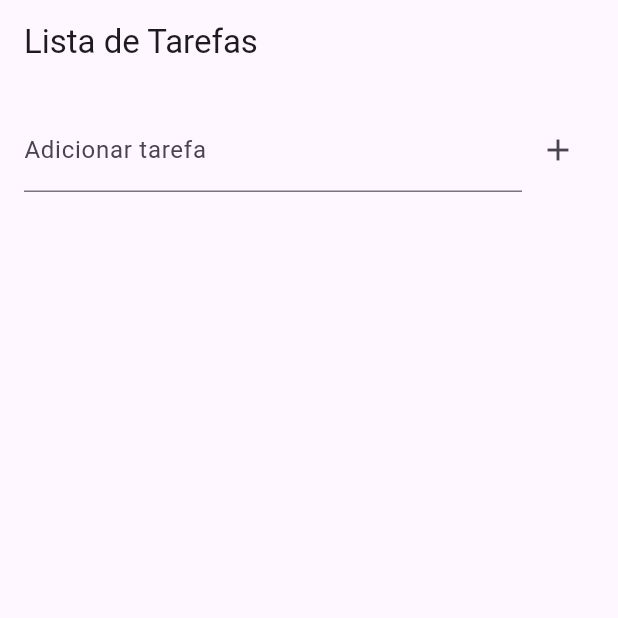
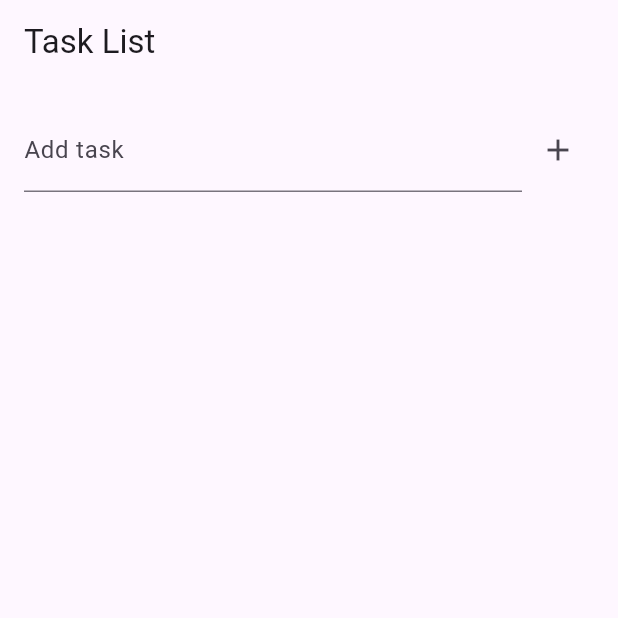
Before and after one commit to JDubas/cpMobile, a Flutter app: the screen it shows after launch, after a tap on the "add" icon, on a phone screen of 412 x 824 dp, the top half of it. Run offline on Flutter 3.47's test engine with Material 3 defaults, Android fonts, the phone set to English and light mode, and no system bars; missing offline and left inert: window_size.

Commit message:
Nova atualização

```diff
--- a/infinite_list/lib/main.dart
+++ b/infinite_list/lib/main.dart
@@ -1,12 +1,11 @@
 import 'dart:io' show Platform;
-import 'dart:math';
 import 'package:flutter/foundation.dart' show kIsWeb;
 import 'package:flutter/material.dart';
 import 'package:provider/provider.dart';
 import 'package:window_size/window_size.dart';
 import 'src/catalog.dart';
+import 'src/api/item.dart';
 import 'src/item_tile.dart';
-import 'src/api/item.dart';
 
 void main() {
   setupWindow();
@@ -19,7 +18,7 @@ const double windowHeight = 854;
 void setupWindow() {
   if (!kIsWeb && (Platform.isWindows || Platform.isLinux || Platform.isMacOS)) {
     WidgetsFlutterBinding.ensureInitialized();
-    setWindowTitle('Lista de Tarefas');
+    setWindowTitle('Task List');
     setWindowMinSize(const Size(windowWidth, windowHeight));
     setWindowMaxSize(const Size(windowWidth, windowHeight));
     getCurrentScreen().then((screen) {
@@ -40,7 +39,7 @@ class MyApp extends StatelessWidget {
     return ChangeNotifierProvider<Catalog>(
       create: (context) => Catalog(),
       child: MaterialApp(
-        title: 'Lista de Tarefas',
+        title: 'Task List',
         theme: ThemeData.light(),
         home: const MyHomePage(),
       ),
@@ -58,22 +57,26 @@ class MyHomePage extends StatefulWidget {
 class _MyHomePageState extends State<MyHomePage> {
   final TextEditingController _controller = TextEditingController();
 
-void _addTask() {
-  final taskText = _controller.text.trim();
-  if (taskText.isNotEmpty) {
-    // Gerar uma cor aleatória
-    final randomColor = Color((Random().nextDouble() * 0xFFFFFF).toInt()).withOpacity(1.0);
-    Provider.of<Catalog>(context, listen: false).addItem(Item(name: taskText, color: randomColor));
-    _controller.clear();
+  void _addItem() {
+    final itemText = _controller.text.trim();
+    if (itemText.isNotEmpty) {
+      Provider.of<Catalog>(context, listen: false).addItem(
+        Item(
+          name: itemText,
+          color: Colors.primaries[Provider.of<Catalog>(context, listen: false)
+              .totalItemCount %
+              Colors.primaries.length],
+        ),
+      );
+      _controller.clear();
+    }
   }
-}
-
 
   @override
   Widget build(BuildContext context) {
     return Scaffold(
       appBar: AppBar(
-        title: const Text('Lista de Tarefas'),
+        title: const Text('Task List'),
       ),
       body: Column(
         children: [
@@ -85,13 +88,13 @@ void _addTask() {
                   child: TextField(
                     controller: _controller,
                     decoration: const InputDecoration(
-                      labelText: 'Adicionar tarefa',
+                      labelText: 'Add task',
                     ),
                   ),
                 ),
                 IconButton(
                   icon: const Icon(Icons.add),
-                  onPressed: _addTask,
+                  onPressed: _addItem,
                 ),
               ],
             ),
@@ -99,8 +102,8 @@ void _addTask() {
           Expanded(
             child: Selector<Catalog, int?>(
               selector: (context, catalog) => catalog.itemCount,
-              builder: (context, itemCount, child) => ListView.builder(
-                itemCount: itemCount,
+              builder: (context, itemCount, child) => ReorderableListView.builder(
+                itemCount: itemCount!,
                 padding: const EdgeInsets.symmetric(vertical: 18),
                 itemBuilder: (context, index) {
                   var catalog = Provider.of<Catalog>(context);
@@ -108,11 +111,22 @@ void _addTask() {
                   return Dismissible(
                     key: Key(item.name),
                     onDismissed: (direction) {
-                      Provider.of<Catalog>(context, listen: false).removeItem(item);
+                      Provider.of<Catalog>(context, listen: false)
+                          .removeItem(index);
+                      ScaffoldMessenger.of(context).showSnackBar(
+                        SnackBar(
+                          content: Text('Task "${item.name}" removed'),
+                        ),
+                      );
                     },
                     background: Container(color: Colors.red),
-                    child: ItemTile(item: item),
+                    child: ItemTile(item: item, index: index),
                   );
+                },
+                onReorder: (oldIndex, newIndex) {
+                  if (newIndex > oldIndex) newIndex--;
+                  Provider.of<Catalog>(context, listen: false)
+                      .reorderItem(oldIndex, newIndex);
                 },
               ),
             ),
```
Also changed, not shown: infinite_list/lib/src/catalog.dart (+22 -6 lines), infinite_list/lib/src/item_tile.dart (+13 -10 lines), 1 other file.
